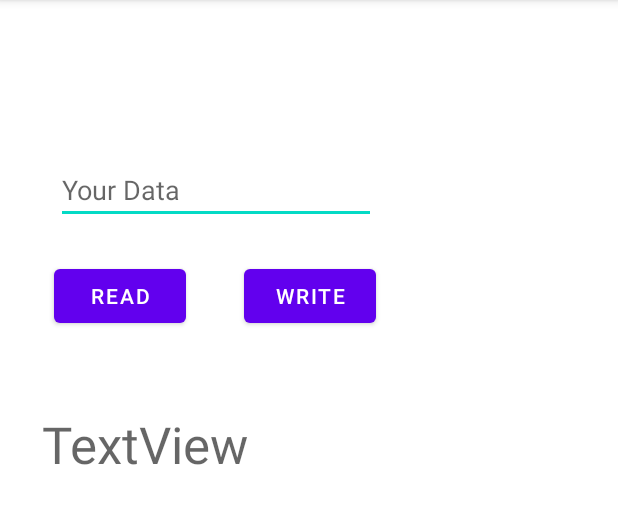
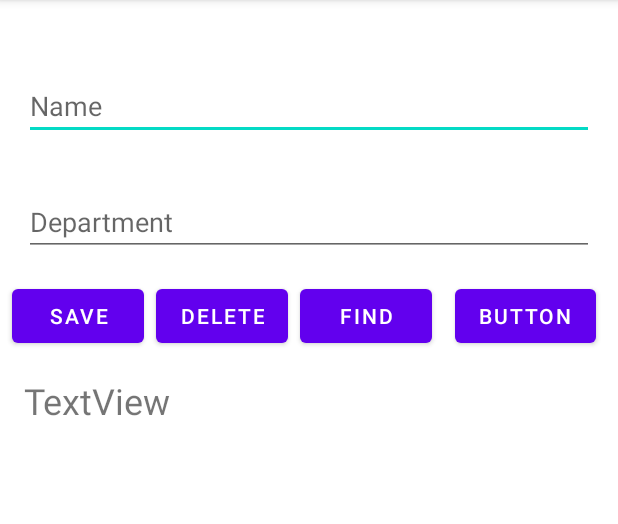
Before and after one commit to aniruddhha/android-app-development-14b3ddcb480c4b04bfbd812b064a0476, an Android app: the screen it shows after launch (FilesActivity before the commit, DbActivity after it), on a phone screen of 412 x 824 dp, the part 84-608 px from its top. Run offline under Robolectric (Android 15) with nearby library versions, the phone set to English and light mode, and no system bars; our stand-ins replace Room's generated code, RxJava.

Commit message:
sqlite CRUD

```diff
--- /dev/null
+++ b/app/src/main/java/com/aniruddha/kudalkar/appdevsession/week2/db/EmpDb.java
@@ -0,0 +1,10 @@
+package com.aniruddha.kudalkar.appdevsession.week2.db;
+
+import androidx.room.Database;
+import androidx.room.RoomDatabase;
+
+@Database(entities = { Employee.class }, version = 1)
+public abstract class EmpDb extends RoomDatabase {
+
+    public abstract EmployeeDao employeeDao();
+}
--- /dev/null
+++ b/app/src/main/java/com/aniruddha/kudalkar/appdevsession/week2/db/EmployeeDao.java
@@ -0,0 +1,21 @@
+package com.aniruddha.kudalkar.appdevsession.week2.db;
+
+import androidx.room.Dao;
+import androidx.room.Delete;
+import androidx.room.Insert;
+import androidx.room.Query;
+
+import java.util.List;
+
+@Dao
+public interface EmployeeDao {
+
+    @Insert
+    void saveEmployee(Employee emp);
+
+    @Query("delete from emp_data where id = :id")
+    void deleteEmployee(Long id);
+
+    @Query("select * from emp_data")
+    List<Employee> findAll();
+}
--- a/app/src/main/java/com/aniruddha/kudalkar/appdevsession/week2/FilesActivity.java
+++ b/app/src/main/java/com/aniruddha/kudalkar/appdevsession/week2/files/FilesActivity.java
@@ -1,4 +1,4 @@
-package com.aniruddha.kudalkar.appdevsession.week2;
+package com.aniruddha.kudalkar.appdevsession.week2.files;
 
 import androidx.appcompat.app.AppCompatActivity;
 import androidx.core.content.ContextCompat;
--- /dev/null
+++ b/app/src/main/res/layout/activity_db.xml
@@ -0,0 +1,97 @@
+<?xml version="1.0" encoding="utf-8"?>
+<androidx.constraintlayout.widget.ConstraintLayout xmlns:android="http://schemas.android.com/apk/res/android"
+    xmlns:app="http://schemas.android.com/apk/res-auto"
+    xmlns:tools="http://schemas.android.com/tools"
+    android:layout_width="match_parent"
+    android:layout_height="match_parent"
+    tools:context=".week2.db.DbActivity">
+
+    <EditText
+        android:id="@+id/etEmpNm"
+        android:layout_width="0dp"
+        android:layout_height="wrap_content"
+        android:layout_marginStart="16dp"
+        android:layout_marginTop="48dp"
+        android:layout_marginEnd="16dp"
+        android:ems="10"
+        android:hint="Name"
+        android:inputType="textPersonName"
+        app:layout_constraintEnd_toEndOf="parent"
+        app:layout_constraintHorizontal_bias="0.497"
+        app:layout_constraintStart_toStartOf="parent"
+        app:layout_constraintTop_toTopOf="parent" />
+
+    <EditText
+        android:id="@+id/etEmpDep"
+        android:layout_width="0dp"
+        android:layout_height="wrap_content"
+        android:layout_marginStart="16dp"
+        android:layout_marginTop="32dp"
+        android:layout_marginEnd="16dp"
+        android:ems="10"
+        android:hint="Department"
+        android:inputType="textPersonName"
+        app:layout_constraintEnd_toEndOf="parent"
+        app:layout_constraintStart_toStartOf="parent"
+        app:layout_constraintTop_toBottomOf="@+id/etEmpNm" />
+
+    <Button
+        android:id="@+id/btSv"
+        android:layout_width="wrap_content"
+        android:layout_height="wrap_content"
+        android:layout_marginStart="8dp"
+        android:layout_marginTop="16dp"
+        android:text="Save"
+        app:layout_constraintStart_toStartOf="parent"
+        app:layout_constraintTop_toBottomOf="@+id/etEmpDep" />
+
+    <Button
+        android:id="@+id/btDl"
+        android:layout_width="wrap_content"
+        android:layout_height="wrap_content"
+        android:layout_marginStart="8dp"
+        android:layout_marginTop="16dp"
+        android:text="Delete"
+        app:layout_constraintStart_toEndOf="@+id/btSv"
+        app:layout_constraintTop_toBottomOf="@+id/etEmpDep" />
+
+    <Button
+        android:id="@+id/btFnd"
+        android:layout_width="wrap_content"
+        android:layout_height="wrap_content"
+        android:layout_marginStart="8dp"
+        android:layout_marginTop="16dp"
+        android:text="FInd"
+        app:layout_constraintStart_toEndOf="@+id/btDl"
+        app:layout_constraintTop_toBottomOf="@+id/etEmpDep" />
+
+    <Button
+        android:id="@+id/btUp"
+        android:layout_width="wrap_content"
+        android:layout_height="wrap_content"
+        android:layout_marginStart="8dp"
+        android:layout_marginTop="16dp"
+        android:layout_marginEnd="8dp"
+        android:text="Button"
+        app:layout_constraintEnd_toEndOf="parent"
+        app:layout_constraintStart_toEndOf="@+id/btFnd"
+        app:layout_constraintTop_toBottomOf="@+id/etEmpDep" />
+
+    <ScrollView
+        android:layout_width="0dp"
+        android:layout_height="0dp"
+        app:layout_constraintBottom_toBottomOf="parent"
+        app:layout_constraintEnd_toEndOf="parent"
+        app:layout_constraintStart_toStartOf="parent"
+        app:layout_constraintTop_toBottomOf="@+id/btSv">
+
+        <TextView
+            android:id="@+id/txLg"
+            android:layout_width="match_parent"
+            android:layout_height="match_parent"
+            android:padding="16dp"
+            android:text="TextView"
+            android:textSize="24sp" />
+    </ScrollView>
+
+</androidx.constraintlayout.widget.ConstraintLayout>
--- a/app/src/main/res/layout/activity_files.xml
+++ b/app/src/main/res/layout/activity_files.xml
@@ -4,7 +4,7 @@
     xmlns:tools="http://schemas.android.com/tools"
     android:layout_width="match_parent"
     android:layout_height="match_parent"
-    tools:context=".week2.FilesActivity">
+    tools:context=".week2.files.FilesActivity">
 
     <EditText
         android:id="@+id/etDt"
```
Also changed, not shown: app/build.gradle (+7 -0 lines), app/src/main/AndroidManifest.xml (+9 -9 lines), app/src/main/java/com/aniruddha/kudalkar/appdevsession/week2/db/DbActivity.java (added, +135 -0 lines), app/src/main/java/com/aniruddha/kudalkar/appdevsession/week2/db/Employee.java (added, +42 -0 lines), app/src/main/java/com/aniruddha/kudalkar/appdevsession/week2/db/EmployeeService.java (added, +43 -0 lines).
